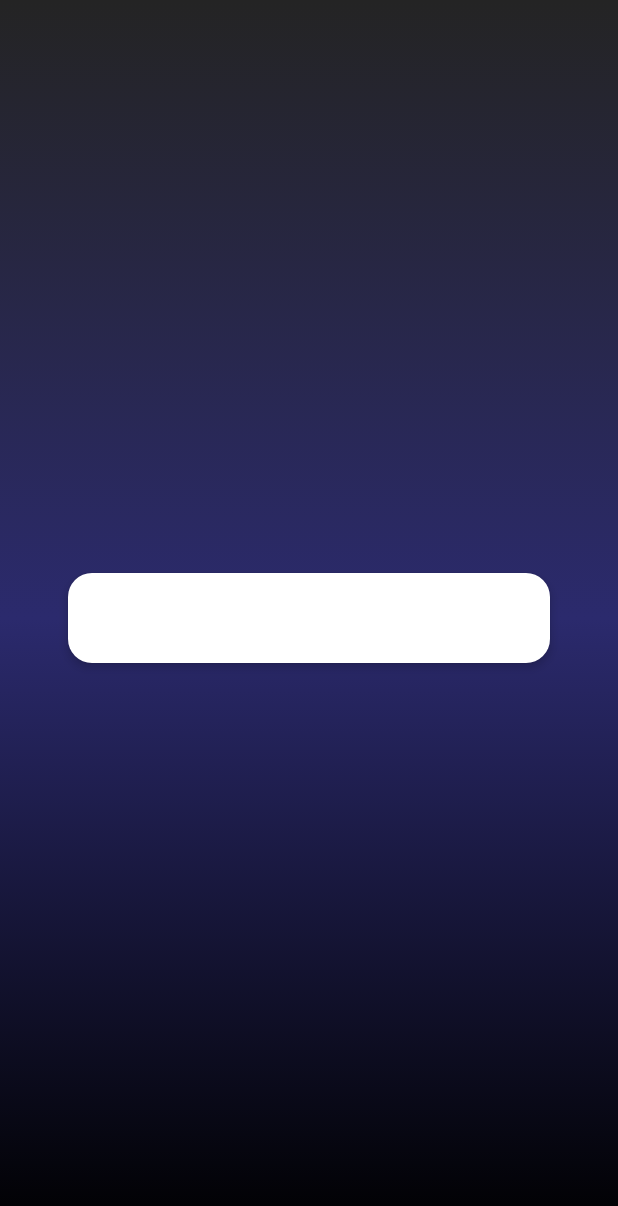
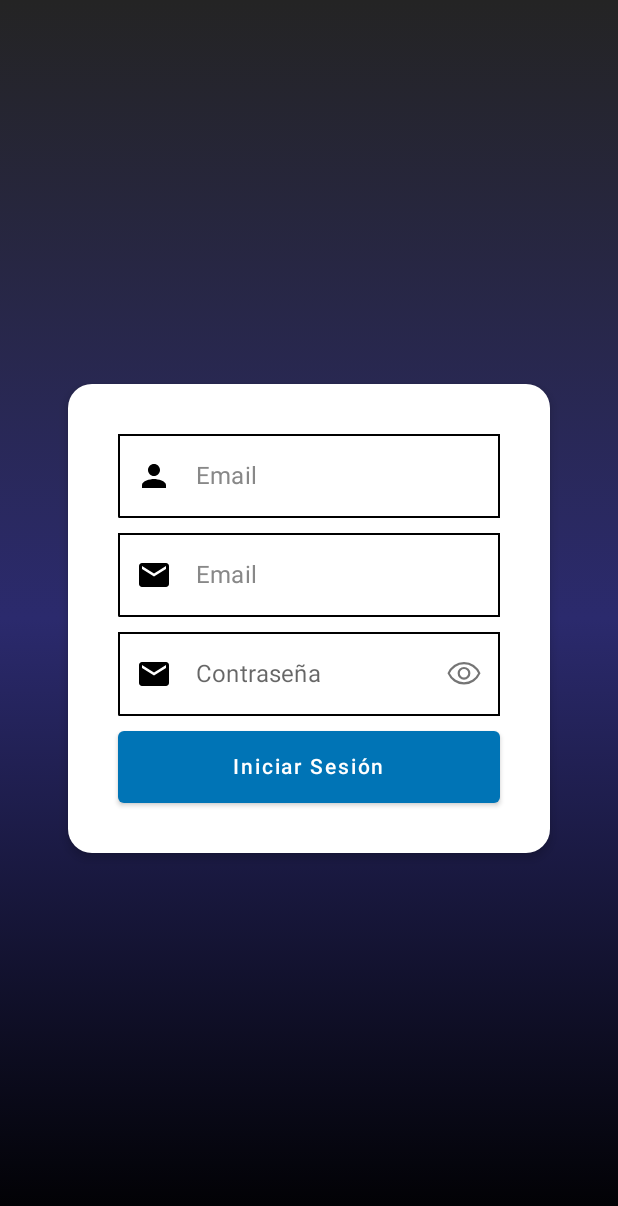
Before and after one commit to peekaboo212/space-sweet-app, an Android app built with Jetpack Compose: the RegisterScreen screen opened through its navigation route, on a phone screen of 412 x 824 dp. Shown: the top 1206 px of the screen. Run offline under Robolectric (Android 15) with nearby library versions, the phone set to English and light mode, and no system bars.

Commit message:
Diseño de RegisterScreen

```diff
--- a/app/src/main/java/com/example/spacesweet/ui/login/ui/LoginScreen.kt
+++ b/app/src/main/java/com/example/spacesweet/ui/login/ui/LoginScreen.kt
@@ -28,7 +28,6 @@ import androidx.compose.runtime.Composable
 import androidx.compose.ui.graphics.Brush
 import androidx.compose.ui.text.input.PasswordVisualTransformation
 import androidx.compose.ui.text.input.VisualTransformation
-import androidx.navigation.NavController
 import androidx.navigation.NavHostController
 
 @SuppressLint("UnusedMaterialScaffoldPaddingParameter")
@@ -112,7 +111,6 @@ fun Login(viewModel: LoginViewModel, navController: NavHostController) {
 
 @Composable
 fun LoginButton(loginEnable: Boolean, onLoginSelected: () -> Unit) {
-
     Button(
         onClick = { onLoginSelected() },
         modifier = Modifier
--- a/app/src/main/java/com/example/spacesweet/ui/register/RegisterScreen.kt
+++ b/app/src/main/java/com/example/spacesweet/ui/register/RegisterScreen.kt
@@ -1,30 +1,35 @@
 package com.example.spacesweet.ui.register
 
 import android.annotation.SuppressLint
-import androidx.compose.foundation.Image
+import androidx.compose.foundation.BorderStroke
 import androidx.compose.foundation.background
+import androidx.compose.foundation.border
 import androidx.compose.foundation.layout.*
 import androidx.compose.foundation.shape.RoundedCornerShape
-import androidx.compose.material.Button
-import androidx.compose.material.Card
-import androidx.compose.material.Scaffold
-import androidx.compose.material.Text
-import androidx.compose.runtime.Composable
+import androidx.compose.foundation.text.KeyboardOptions
+import androidx.compose.material.*
+import androidx.compose.material.icons.Icons
+import androidx.compose.material.icons.filled.Email
+import androidx.compose.material.icons.filled.Person
+import androidx.compose.runtime.*
 import androidx.compose.ui.Alignment
 import androidx.compose.ui.Modifier
 import androidx.compose.ui.graphics.Brush
 import androidx.compose.ui.graphics.Color
 import androidx.compose.ui.res.painterResource
-import androidx.compose.ui.text.style.TextAlign
+import androidx.compose.ui.text.input.KeyboardType
+import androidx.compose.ui.text.input.PasswordVisualTransformation
+import androidx.compose.ui.text.input.VisualTransformation
 import androidx.compose.ui.unit.dp
 import androidx.navigation.NavHostController
+import com.example.spacesweet.R
+import com.example.spacesweet.ui.login.ui.*
 
 @SuppressLint("UnusedMaterialScaffoldPaddingParameter")
 @Composable
 fun RegisterScreen(
     navController: NavHostController,
 ){
-    //Box es una cajita generica se utiliza para sobreponer elementos
     Scaffold {
         Box(
             Modifier.fillMaxSize()
@@ -57,12 +62,151 @@ fun RegisterScreen(
                     Column(
                         horizontalAlignment = Alignment.CenterHorizontally,
                         verticalArrangement = Arrangement.Center,
-                        modifier = Modifier.fillMaxWidth().padding(30.dp)
+                        modifier = Modifier
+                            .fillMaxWidth()
+                            .padding(3.dp)
                     ) {
-
+                        Register(navController)
                     }
                 }
             }
         }
     }
 }
+
+@Composable
+fun Register(navController: NavHostController){
+    var name by remember { mutableStateOf("") }
+    var email by remember { mutableStateOf("") }
+    var password by remember { mutableStateOf("") }
+
+    Column(
+        horizontalAlignment = Alignment.CenterHorizontally,
+        verticalArrangement = Arrangement.Center,
+        modifier = Modifier
+            .fillMaxWidth()
+            .padding(30.dp)
+    ) {
+        NameFiel(name)
+        EmailField(email)
+        PasswordField(password)
+        RegisterButton(navController)
+    }
+}
+
+@Composable
+fun NameFiel(name:String){
+    TextField(
+        value = name,
+        onValueChange = { },
+        modifier = Modifier
+            .fillMaxWidth()
+            .padding(bottom = 10.dp)
+            .background(Color.White)
+            .border(BorderStroke(1.dp, Color.Black), RoundedCornerShape(0.dp, 0.dp, 0.dp, 1.dp)),
+        leadingIcon = {
+            Icon(
+                imageVector = Icons.Default.Person, contentDescription = "Email Icon",
+                tint = Color.Black
+            )
+        },
+        placeholder = {
+            Text(text = "Email", color = Color.Gray)
+        },
+        colors = TextFieldDefaults.textFieldColors(
+            textColor = Color.Black,
+            backgroundColor = Color.White,
+            focusedIndicatorColor = Color.Transparent,
+            unfocusedIndicatorColor = Color.Transparent
+        )
+    )
+}
+@Composable
+fun EmailField(email: String) {
+    TextField(
+        value = email,
+        onValueChange = { },
+        modifier = Modifier
+            .fillMaxWidth()
+            .padding(bottom = 10.dp)
+            .background(Color.White)
+            .border(BorderStroke(1.dp, Color.Black), RoundedCornerShape(0.dp, 0.dp, 0.dp, 1.dp)),
+        leadingIcon = {
+            Icon(
+                imageVector = Icons.Default.Email, contentDescription = "Email Icon",
+                tint = Color.Black
+            )
+        },
+        placeholder = {
+            Text(text = "Email", color = Color.Gray)
+        },
+        colors = TextFieldDefaults.textFieldColors(
+            textColor = Color.Black,
+            backgroundColor = Color.White,
+            focusedIndicatorColor = Color.Transparent,
+            unfocusedIndicatorColor = Color.Transparent
+        )
+    )
+}
+
+@Composable
+fun PasswordField(password: String) {
+    var hidden by remember { mutableStateOf(true) }
+
+    TextField(
+        value = password,
+        onValueChange = {},
+        modifier = Modifier
+            .fillMaxWidth()
+            .padding(bottom = 10.dp)
+            .background(Color.White)
+            .border(BorderStroke(1.dp, Color.Black), RoundedCornerShape(0.dp, 0.dp, 0.dp, 1.dp)),
+        leadingIcon = {
+            Icon(imageVector = Icons.Default.Email, contentDescription = "Email Icon",
+                tint = Color.Black)
+        },
+        placeholder = { Text(text = "Contraseña") },
+        keyboardOptions = KeyboardOptions(keyboardType = KeyboardType.Password),
+        singleLine = true,
+        colors = TextFieldDefaults.textFieldColors(
+            textColor = Color.Black,
+            backgroundColor = Color.White,
+            focusedIndicatorColor = Color.Transparent,
+            unfocusedIndicatorColor = Color.Transparent
+        ),
+        visualTransformation =
+        if (hidden) PasswordVisualTransformation() else VisualTransformation.None,
+        trailingIcon = {// 4
+            IconButton(
+                onClick = { hidden = !hidden },
+                content = {
+                    val iconSize = if (hidden) 24.dp else 24.dp
+
+                    Icon(
+                        modifier = Modifier.size(iconSize),
+                        painter = painterResource(if (hidden) R.drawable.ic_visibility else R.drawable.ic_visibility_off),
+                        contentDescription = if (hidden) "Ocultar contraseña" else "Revelar contraseña",
+                    )
+                }
+            )
+        }
+    )
+}
+
+@Composable
+fun RegisterButton(navController: NavHostController) {
+    Button(
+        onClick = { navController.navigate("login") },
+        modifier = Modifier
+            .fillMaxWidth()
+            .height(48.dp),
+        colors = ButtonDefaults.buttonColors(
+            backgroundColor = Color(0xFF0074B6),
+            disabledBackgroundColor = Color(0xFF77A5C7),
+            contentColor = Color.White,
+            disabledContentColor = Color.White
+        ),
+    ) {
+        Text(text = "Iniciar Sesión")
+    }
+}
```
